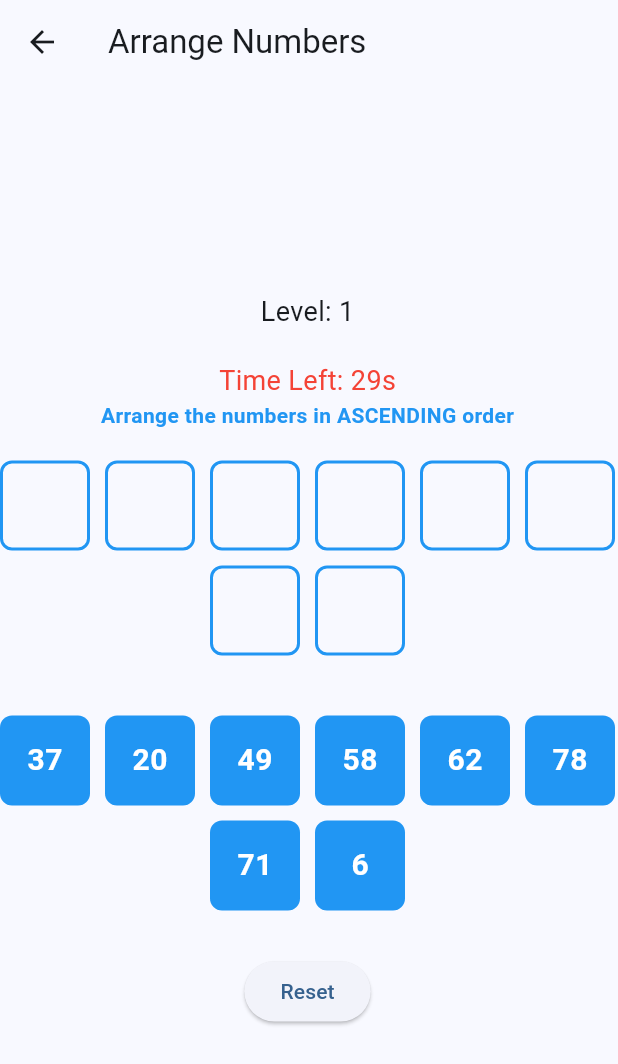
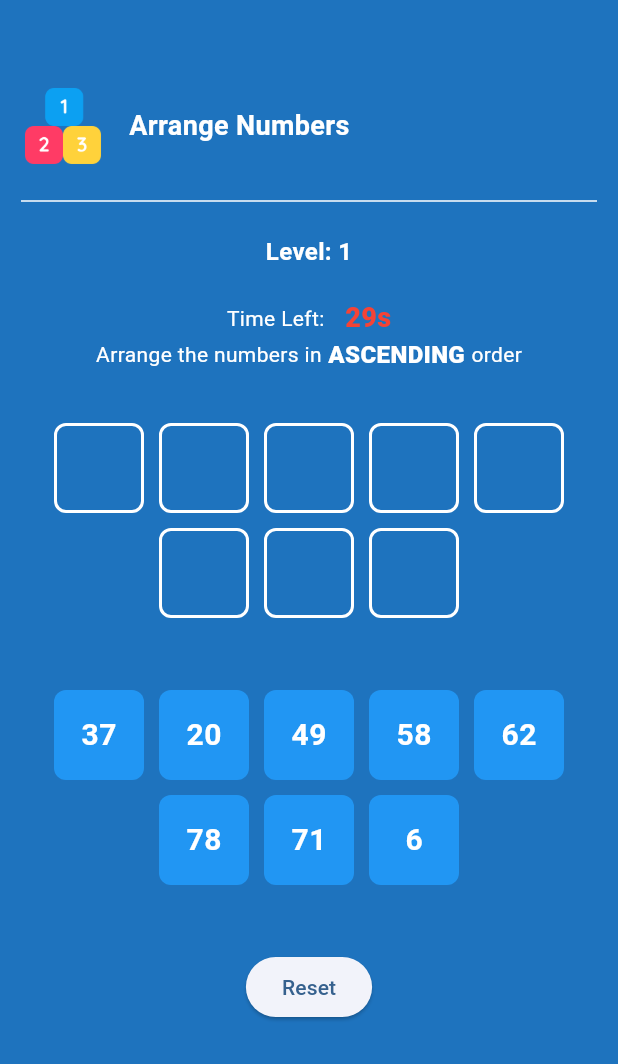
Before and after one commit to rajjani88/flutter_omath, a Flutter app: the ArrangeNumber screen opened directly, on a phone screen of 412 x 824 dp. Shown: the top 1064 px of the screen. Run offline on Flutter 3.47's test engine with Material 3 defaults, Android fonts, the phone set to English and light mode, and no system bars; our stand-ins replace get.

Commit message:
arrabge number configure

```diff
--- a/lib/controllers/arrange_number_contoller.dart
+++ b/lib/controllers/arrange_number_contoller.dart
@@ -126,4 +126,9 @@ class ArrangeNumberController extends GetxController implements GetxService {
         backgroundColor: mRedColor, colorText: mWhitecolor);
     resetGame();
   }
+
+  disposeGame() {
+    resetGame();
+    gameTimer.cancel();
+  }
 }
--- a/lib/screens/arrange_numbers/arrange_number.dart
+++ b/lib/screens/arrange_numbers/arrange_number.dart
@@ -1,6 +1,8 @@
 import 'package:flutter/material.dart';
 import 'package:flutter_omath/controllers/arrange_number_contoller.dart';
 import 'package:flutter_omath/models/order_type.dart';
+import 'package:flutter_omath/utils/app_colors.dart';
+import 'package:flutter_omath/utils/consts.dart';
 import 'package:get/get.dart';
 
 class ArrangeNumber extends StatefulWidget {
@@ -22,45 +24,126 @@ class _ArrangeNumberState extends State<ArrangeNumber> {
   }
 
   @override
+  void dispose() {
+    super.dispose();
+    controller.disposeGame();
+  }
+
+  @override
   Widget build(BuildContext context) {
     return Scaffold(
-      appBar: AppBar(title: const Text('Arrange Numbers')),
+      backgroundColor: mAppBlue,
       body: Column(
+        children: [
+          const SizedBox(
+            height: 56,
+          ),
+          Padding(
+            padding: const EdgeInsets.only(left: 14, right: 14),
+            child: Row(
+              children: [
+                Hero(
+                  tag: 'logo',
+                  child: Image.asset(
+                    imgNumber,
+                    height: 56,
+                    width: 56,
+                  ),
+                ),
+                const SizedBox(
+                  width: 16,
+                ),
+                const Text(
+                  'Arrange Numbers',
+                  style: TextStyle(
+                      color: mWhitecolor,
+                      fontSize: 18,
+                      fontWeight: FontWeight.w600),
+                ),
+              ],
+            ),
+          ),
+          const Padding(
+            padding: EdgeInsets.all(14),
+            child: Divider(
+              color: mWhitecolor,
+            ),
+          ),
+          Obx(() => Text("Level: ${controller.currentLevel.value}",
+              style: const TextStyle(
+                  fontSize: 16,
+                  fontWeight: FontWeight.w600,
+                  color: mWhitecolor))),
+          const SizedBox(height: 20),
+          Obx(() => Row(
                 mainAxisAlignment: MainAxisAlignment.center,
                 children: [
-          Obx(() => Text("Level: ${controller.currentLevel.value}",
-              style: TextStyle(fontSize: 18))),
-          const SizedBox(height: 20),
-          Obx(() => Text("Time Left: ${controller.remainingTime.value}s",
-              style: TextStyle(fontSize: 18, color: Colors.red))),
+                  const Text("Time Left: ",
+                      style: TextStyle(fontSize: 14, color: mWhitecolor)),
+                  const SizedBox(
+                    width: 10,
+                  ),
+                  Text("${controller.remainingTime.value}s",
+                      style: const TextStyle(
+                          fontSize: 18,
+                          color: mRedColor,
+                          fontWeight: FontWeight.w800))
+                ],
+              )),
           // Show ASC/DSC
-          Obx(() => Text(
-                "Arrange the numbers in ${controller.currentOrder.value == OrderType.asc ? "ASCENDING" : "DESCENDING"} order",
+          Obx(() => Row(
+                mainAxisAlignment: MainAxisAlignment.center,
+                children: [
+                  Text(
+                    "Arrange the numbers in",
                     style: const TextStyle(
                       fontSize: 14,
-                  fontWeight: FontWeight.bold,
-                  color: Colors.blue,
+                      fontWeight: FontWeight.w400,
+                      color: mWhitecolor,
                     ),
+                  ),
+                  Text(
+                    " ${controller.currentOrder.value == OrderType.asc ? "ASCENDING" : "DESCENDING"} ",
+                    style: const TextStyle(
+                      fontSize: 16,
+                      fontWeight: FontWeight.w800,
+                      color: mWhitecolor,
+                    ),
+                  ),
+                  Text(
+                    "order",
+                    style: const TextStyle(
+                      fontSize: 14,
+                      fontWeight: FontWeight.w400,
+                      color: mWhitecolor,
+                    ),
+                  ),
+                ],
               )),
           const SizedBox(height: 20),
           // Center slots (empty boxes)
-          Obx(() => Wrap(
+          Obx(() => Padding(
+                padding: const EdgeInsets.all(14.0),
+                child: Center(
+                  child: Wrap(
                     alignment: WrapAlignment.center,
                     spacing: 10,
                     runSpacing: 10,
                     children: controller.userSelection
-                    .map((num) => Container(
+                        .map((number) => Container(
                               width: 60,
                               height: 60,
                               alignment: Alignment.center,
                               decoration: BoxDecoration(
-                            border: Border.all(color: Colors.blue, width: 2),
+                                border:
+                                    Border.all(color: mWhitecolor, width: 2),
                                 borderRadius: BorderRadius.circular(8),
-                            color:
-                                num != null ? Colors.blue : Colors.transparent,
+                                color: number != null
+                                    ? Colors.blue
+                                    : Colors.transparent,
                               ),
                               child: Text(
-                            num?.toString() ?? '',
+                                number?.toString() ?? '',
                                 style: const TextStyle(
                                   color: Colors.white,
                                   fontWeight: FontWeight.bold,
@@ -69,11 +152,16 @@ class _ArrangeNumberState extends State<ArrangeNumber> {
                               ),
                             ))
                         .toList(),
+                  ),
+                ),
               )),
-          const SizedBox(height: 40),
+          const SizedBox(height: 20),
 
           // Number buttons (pool)
-          Obx(() => Wrap(
+          Obx(() => Padding(
+                padding: const EdgeInsets.all(14.0),
+                child: Center(
+                  child: Wrap(
                     alignment: WrapAlignment.center,
                     spacing: 10,
                     runSpacing: 10,
@@ -99,6 +187,8 @@ class _ArrangeNumberState extends State<ArrangeNumber> {
                               ),
                             ))
                         .toList(),
+                  ),
+                ),
               )),
           const SizedBox(height: 30),
 
```
Also changed, not shown: 4 other files. Lines whose indentation alone changed are shown as unchanged.
